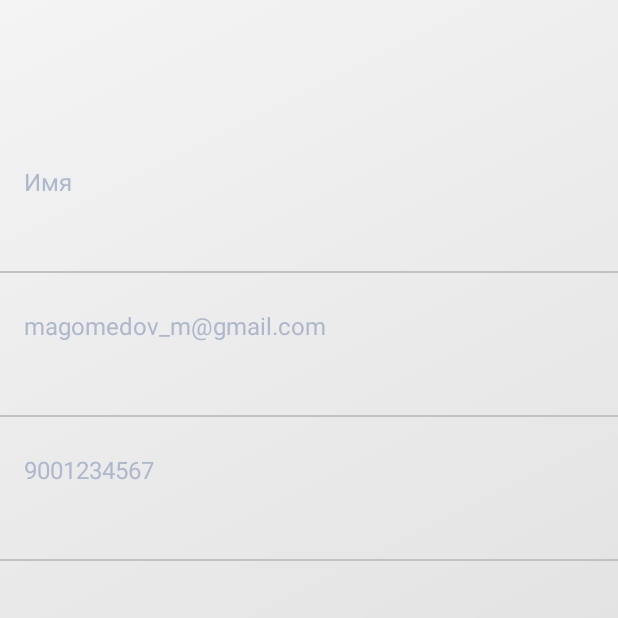
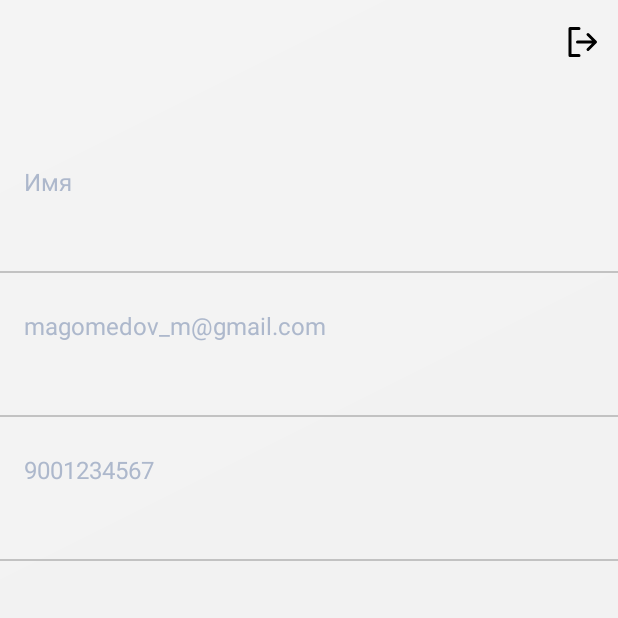
Before and after one commit to GitHack10/Tax, an Android app: the fragment ProfileFragment placed in its activity, on a phone screen of 412 x 824 dp, the top half of it. Run offline under Robolectric (Android 15) with nearby library versions, the phone set to English and light mode, and no system bars; our stand-ins replace Dagger/Hilt's generated code, RxJava; libraries missing offline, so code that uses them is left out: com.arellomobile.mvp, com.jakewharton.retrofit2, org.jetbrains.anko, ru.terrakok.cicerone; 2 statements that could not run were skipped.

Commit message:
правки экрана "Профиль"

```diff
--- a/app/src/main/java/com/example/needtechnology/presentation/global/base/BaseFragment.kt
+++ b/app/src/main/java/com/example/needtechnology/presentation/global/base/BaseFragment.kt
@@ -25,8 +25,9 @@ abstract class BaseFragment : MvpAppCompatFragment() {
         val toolbar: Toolbar? = findOptional(R.id.toolbar)
         toolbar?.run {
             if (showNavIcon) {
+                setNavigationIcon(R.drawable.ic_back)
                 setNavigationOnClickListener { onBackPressed() }
-                navIconPlaceholder.visibility = View.INVISIBLE
+                navIconPlaceholder.visibility = View.GONE
             }
             titleText.text = title
         }
--- a/app/src/main/java/com/example/needtechnology/presentation/global/utils/ViewExtensions.kt
+++ b/app/src/main/java/com/example/needtechnology/presentation/global/utils/ViewExtensions.kt
@@ -17,7 +17,7 @@ fun ViewGroup.inflate(@LayoutRes layoutRes: Int, attachToRoot: Boolean = false):
  * иначе (если вызвать до) не будет работать, потому что `setOnClickListener` изменяет значение `isClickable`.
  */
 fun View.accessible(access: Boolean) {
-    val background = if (access) R.drawable.button_enabled else R.color.button_disabled
+    val background = if (access) R.drawable.button_enabled else R.drawable.button_disabled
     setBackgroundResource(background)
     isClickable = access
 }
--- a/app/src/main/java/com/example/needtechnology/presentation/screens/app/mvp/AppPresenter.kt
+++ b/app/src/main/java/com/example/needtechnology/presentation/screens/app/mvp/AppPresenter.kt
@@ -21,7 +21,7 @@ class AppPresenter @Inject constructor(
     private fun login() {
         if (interactor.getPhone().isNotEmpty() && interactor.isLogin()) {
             appRouter.replaceScreen(Screens.MainFlow())
-        } else appRouter.replaceScreen(Screens.Auth())
+        } else appRouter.replaceScreen(Screens.SignIn())
     }
 
     override fun onBackPressed() = appRouter.exit()
--- a/app/src/main/java/com/example/needtechnology/presentation/screens/auth/signin/mvp/SignInPresenter.kt
+++ b/app/src/main/java/com/example/needtechnology/presentation/screens/auth/signin/mvp/SignInPresenter.kt
@@ -28,6 +28,7 @@ class SignInPresenter @Inject constructor(
                 gender = "Мужской"
             )
             interactor.saveUserInfo(userInfo)
+            interactor.setIsLogin(true)
 
             navigateToHomeScreen()
         } else {
@@ -42,6 +43,6 @@ class SignInPresenter @Inject constructor(
     override fun onBackPressed() = flowRouter.exitFlow()
 
     fun registrationClicked() {
-        flowRouter.navigateToFlow(Screens.Registration())
+        flowRouter.navigateToFlow(Screens.SignUp())
     }
 }
--- a/app/src/main/java/com/example/needtechnology/presentation/screens/profile/ui/ProfileFragment.kt
+++ b/app/src/main/java/com/example/needtechnology/presentation/screens/profile/ui/ProfileFragment.kt
@@ -10,12 +10,14 @@ import com.arellomobile.mvp.presenter.ProvidePresenter
 import com.example.needtechnology.R
 import com.example.needtechnology.domain.global.UserInfo
 import com.example.needtechnology.presentation.global.base.BaseFragment
+import com.example.needtechnology.presentation.global.dialogscreens.TwoActionAlertDialog
 import com.example.needtechnology.presentation.screens.profile.mvp.ProfilePresenter
 import com.example.needtechnology.presentation.screens.profile.mvp.ProfileView
 import dagger.android.DispatchingAndroidInjector
 import dagger.android.support.AndroidSupportInjection
 import dagger.android.support.HasSupportFragmentInjector
 import kotlinx.android.synthetic.main.fragment_profile.*
+import kotlinx.android.synthetic.main.toolbar.*
 import javax.inject.Inject
 
 class ProfileFragment : BaseFragment(), ProfileView, HasSupportFragmentInjector {
@@ -51,6 +53,38 @@ class ProfileFragment : BaseFragment(), ProfileView, HasSupportFragmentInjector
 
     private fun init() {
         setupToolbar(getString(R.string.menu_profile))
+        setupToolbarMenu()
+    }
+
+    private fun setupToolbarMenu() {
+        menuIconPlaceholder.visibility = View.GONE
+        toolbar.run {
+            // Не добавляет меню, если уже имеется
+            if (menu.size() <= 0) {
+                inflateMenu(R.menu.logout_profle)
+                setOnMenuItemClickListener {
+                    when (it.itemId) {
+                        R.id.menu_profile_logout -> {
+                            showLogoutAlert()
+                            true
+                        }
+
+                        else -> false
+                    }
+                }
+            }
+        }
+    }
+
+    private fun showLogoutAlert() {
+        TwoActionAlertDialog(
+            texLeftButton = getString(R.string.btn_cancel),
+            textRightButton = getString(R.string.btn_yes),
+            titleText = getString(R.string.exit_dialog_text),
+            buttonRightDialogClickListener = {
+                presenter.onLogoutClicked()
+            }
+        ).show(fragmentManager, "TwoActionAlertDialog")
     }
 
     override fun onBackPressed() {
--- /dev/null
+++ b/app/src/main/res/drawable/background_popup.xml
@@ -0,0 +1,6 @@
+<?xml version="1.0" encoding="utf-8"?>
+<shape xmlns:android="http://schemas.android.com/apk/res/android"
+    android:shape="rectangle">
+    <solid android:color="@android:color/white" />
+    <corners android:radius="@dimen/radius_normal" />
+</shape>
--- /dev/null
+++ b/app/src/main/res/drawable/ic_back.xml
@@ -0,0 +1,13 @@
+<vector xmlns:android="http://schemas.android.com/apk/res/android"
+    android:width="16dp"
+    android:height="16dp"
+    android:viewportWidth="16"
+    android:viewportHeight="16">
+  <path
+      android:pathData="M8,1L1,8L8,15M15,8H2H15Z"
+      android:strokeLineJoin="round"
+      android:strokeWidth="2"
+      android:fillColor="#00000000"
+      android:strokeColor="#000000"
+      android:strokeLineCap="round"/>
+</vector>
--- /dev/null
+++ b/app/src/main/res/drawable/ic_logout.xml
@@ -0,0 +1,13 @@
+<vector xmlns:android="http://schemas.android.com/apk/res/android"
+    android:width="24dp"
+    android:height="24dp"
+    android:viewportWidth="24"
+    android:viewportHeight="24">
+  <path
+      android:pathData="M16,17L21,12L16,7M19.8,12H9M10,3H4V21H10"
+      android:strokeLineJoin="round"
+      android:strokeWidth="2"
+      android:fillColor="#00000000"
+      android:strokeColor="#000000"
+      android:strokeLineCap="round"/>
+</vector>
--- /dev/null
+++ b/app/src/main/res/menu/logout_profle.xml
@@ -0,0 +1,11 @@
+<?xml version="1.0" encoding="utf-8"?>
+<menu xmlns:android="http://schemas.android.com/apk/res/android"
+    xmlns:app="http://schemas.android.com/apk/res-auto">
+
+    <item
+        android:id="@+id/menu_profile_logout"
+        android:icon="@drawable/ic_logout"
+        android:title="@string/profile_logout"
+        app:showAsAction="ifRoom" />
+
+</menu>
--- a/app/src/main/res/values/colors.xml
+++ b/app/src/main/res/values/colors.xml
@@ -8,12 +8,12 @@
     <color name="blueGradientDark">#0D5BCF</color>
 
     <color name="grayGradientLight">#F4F4F4</color>
-    <color name="grayGradientDark">#D8D8D8</color>
+    <color name="grayGradientDark">#F0F0F0</color>
 
     <color name="hintTitle">#ADB8CC</color>
     <color name="textDescription">#58606F</color>
 
-    <color name="button_disabled">#DADADA</color>
+    <color name="button_disabled">#E8E8E8</color>
 
     <color name="divider_item">#C2C2C2</color>
     <color name="buttonEnabledPressed">#255FB7</color>
--- a/app/src/main/res/values/strings.xml
+++ b/app/src/main/res/values/strings.xml
@@ -76,4 +76,5 @@
     <string name="edit_profile">Редактировать профиль</string>
     <string name="incorrect_auth_data">Неверный E-mail или Пароль</string>
     <string name="sign_up_subtitle">Заполните поля\nдля регистрации аккаунта</string>
+    <string name="profile_logout">Выход</string>
 </resources>
--- a/app/src/main/res/values/styles.xml
+++ b/app/src/main/res/values/styles.xml
@@ -42,4 +42,10 @@
         <item name="colorAccent">@color/colorAccent</item>
     </style>
 
+    <style name="CustomAlertDialog" parent="Theme.AppCompat.Light.Dialog.Alert">
+        <item name="android:windowBackground">@drawable/background_popup</item>
+        <item name="android:windowMinWidthMajor">0dp</item>
+        <item name="android:windowMinWidthMinor">90%</item>
+        <item name="android:layout_width">match_parent</item>
+    </style>
 </resources>
```
Also changed, not shown: app/src/main/java/com/example/needtechnology/domain/auth/AuthInteractor.kt (+4 -3 lines), app/src/main/java/com/example/needtechnology/domain/profile/ProfileInteractor.kt (+12 -0 lines), app/src/main/java/com/example/needtechnology/presentation/global/Screens.kt (+2 -6 lines), app/src/main/java/com/example/needtechnology/presentation/global/dialogscreens/TwoActionAlertDialog.kt (added, +57 -0 lines), app/src/main/java/com/example/needtechnology/presentation/screens/profile/mvp/ProfilePresenter.kt (+7 -0 lines), app/src/main/res/layout/dialog_two_action.xml (added, +56 -0 lines), app/src/main/res/layout/fragment_sign_in.xml (+11 -1 lines).
